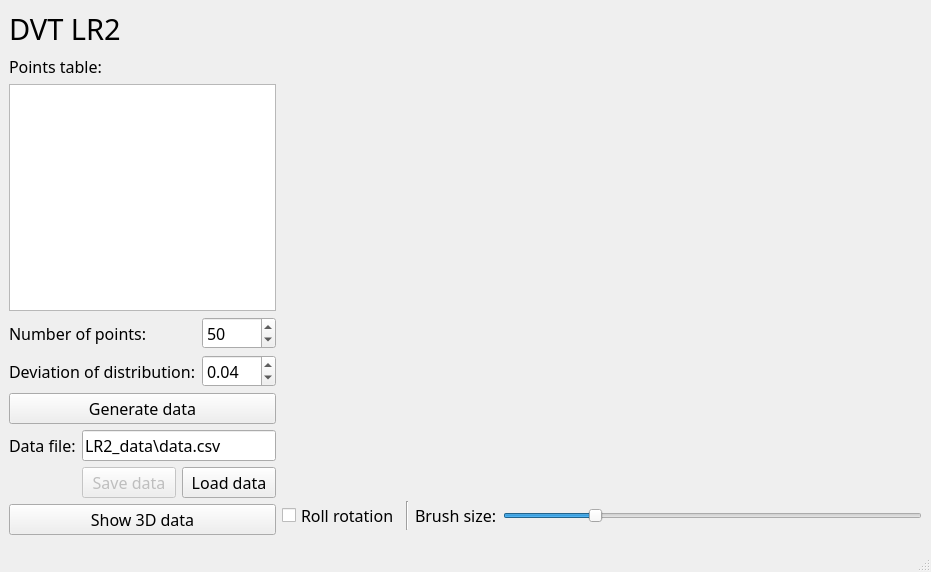
First picture: the form in LR2.ui, repository F33RNI/DVT_LR2, before the edit.
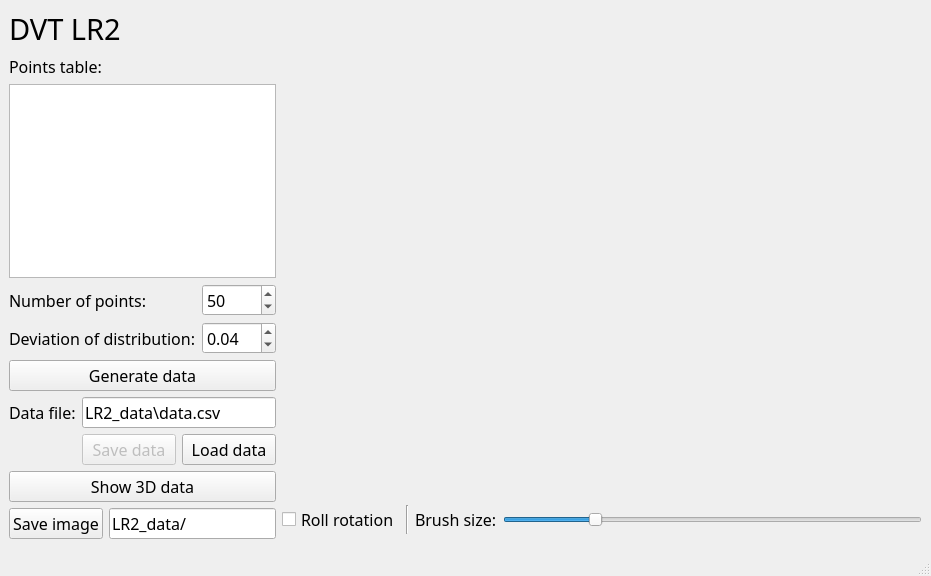
Second picture: the form after the edit. Custom widgets are drawn as their Qt base class.

The edit to the form file:
```diff
--- a/LR2.ui
+++ b/LR2.ui
@@ -33,7 +33,7 @@
     <x>0</x>
     <y>0</y>
     <width>905</width>
-    <height>572</height>
+    <height>576</height>
    </rect>
   </property>
   <property name="font">
@@ -46,8 +46,8 @@
    <string>DVT LR2</string>
   </property>
   <widget class="QWidget" name="centralwidget">
-   <layout class="QHBoxLayout" name="horizontalLayout_3">
-    <item>
+   <layout class="QGridLayout" name="gridLayout">
+    <item row="0" column="0">
      <layout class="QVBoxLayout" name="verticalLayout_3">
       <item>
        <widget class="QLabel" name="label">
@@ -184,9 +184,39 @@
         </item>
        </layout>
       </item>
+      <item>
+       <layout class="QHBoxLayout" name="horizontalLayout_8">
+        <item>
+         <widget class="QPushButton" name="btn_save_screenshot">
+          <property name="sizePolicy">
+           <sizepolicy hsizetype="Fixed" vsizetype="Fixed">
+            <horstretch>0</horstretch>
+            <verstretch>0</verstretch>
+           </sizepolicy>
+          </property>
+          <property name="text">
+           <string>Save image</string>
+          </property>
+         </widget>
+        </item>
+        <item>
+         <widget class="QLineEdit" name="line_image_dir">
+          <property name="sizePolicy">
+           <sizepolicy hsizetype="Preferred" vsizetype="Fixed">
+            <horstretch>0</horstretch>
+            <verstretch>0</verstretch>
+           </sizepolicy>
+          </property>
+          <property name="text">
+           <string>LR2_data/</string>
+          </property>
+         </widget>
+        </item>
+       </layout>
+      </item>
      </layout>
     </item>
-    <item>
+    <item row="0" column="1">
      <layout class="QVBoxLayout" name="verticalLayout_5">
       <item>
        <widget class="PlotWidget" name="graphWidget" native="true">
```
